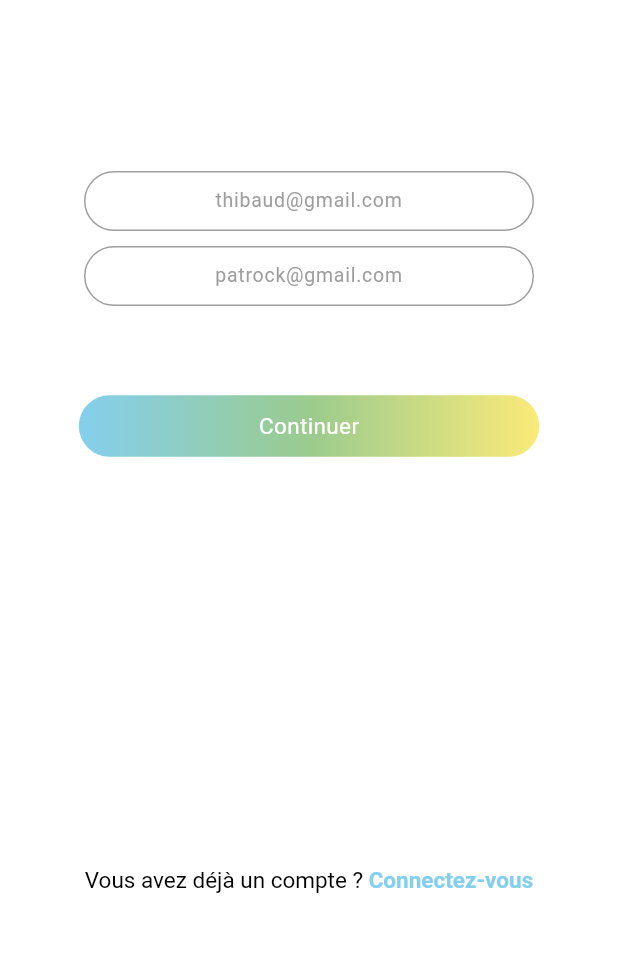
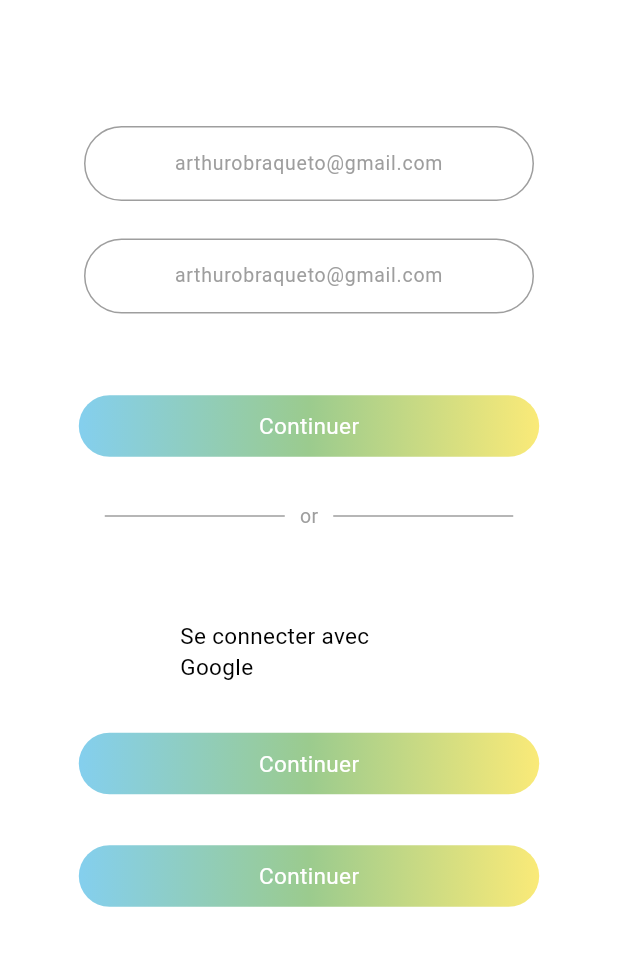
Before and after one commit to Killian-rx/Tymos, a Flutter app: the InscriptionPage screen opened by its route, on a phone screen of 412 x 824 dp, the part 267-1233 px from its top. Run offline on Flutter 3.47's test engine with Material 3 defaults, Android fonts, the phone set to English and light mode, and no system bars.

Commit message:
Update inscription_page.dart
Kiki

```diff
--- a/flutter_tymos/lib/pages/inscription_page.dart
+++ b/flutter_tymos/lib/pages/inscription_page.dart
@@ -12,8 +12,7 @@ class InscriptionPage extends StatelessWidget {
           Container(
             color: Colors.white,
           ),
-          Align(
-            // Logo
+          Align( // Logo
             alignment: Alignment.topCenter,
             child: Padding(
               padding: const EdgeInsets.only(top: 120),
@@ -35,37 +34,31 @@ class InscriptionPage extends StatelessWidget {
                   fontWeight: FontWeight.normal,
                 ),
               ),
-          )),
+            )
+          ),
           Container(
             width: 300,
             alignment: Alignment.center,
             child: Padding(
-              padding: const EdgeInsets.only(bottom: 200),
+              padding: const EdgeInsets.only(bottom: 250),
               child: Container(
-                height: 40, // Fixe la hauteur pour contrôler l'espace vertical
                 decoration: BoxDecoration(
-                  color: Colors.white, // Fond blanc
+                  color: Colors.white,
                   borderRadius: BorderRadius.circular(30),
                   border: Border.all(
                     color: Colors.grey, // Bordure noire
                     width: 1,
                   ),
                 ),
-                child: Center(
                 child: TextField(
                   textAlign: TextAlign.center,
                   decoration: InputDecoration(
-                        hintText: 'thibaud@gmail.com', // Texte indicatif
+                    hintText: 'arthurobraqueto@gmail.com', // Texte indicatif
                     border: InputBorder.none,
-                        isDense: true, // Réduit légèrement l'espace interne
-                        contentPadding:
-                            EdgeInsets.symmetric(vertical: 0), // Espace interne
-                        hintStyle: TextStyle(
-                            color: Colors.grey) // Pas de bordure interne
+                    contentPadding: EdgeInsets.symmetric(vertical: 5), // Espace interne
+                    hintStyle: TextStyle(color : Colors.grey) // Pas de bordure interne
                   ),
-                    style: TextStyle(
-                        fontSize: 13, color: Colors.black), // Texte noir
-                  ),
+                  style: TextStyle(fontSize: 13, color: Colors.black), // Texte noir
                 ),
               ),
             ),
@@ -76,7 +69,6 @@ class InscriptionPage extends StatelessWidget {
             child: Padding(
               padding: const EdgeInsets.only(bottom: 100),
               child: Container(
-                height: 40, // Fixe la hauteur pour contrôler l'espace vertical
                 decoration: BoxDecoration(
                   color: Colors.white, // Fond blanc
                   borderRadius: BorderRadius.circular(30),
@@ -85,21 +77,14 @@ class InscriptionPage extends StatelessWidget {
                     width: 1,
                   ),
                 ),
-                child: Center(
                 child: TextField(
                   textAlign: TextAlign.center,
                   decoration: InputDecoration(
-                        hintText: 'patrock@gmail.com', // Texte indicatif
+                    hintText: 'arthurobraqueto@gmail.com', // Texte indicatif
                     border: InputBorder.none,
-                        isDense: true, // Réduit légèrement l'espace interne
-                        contentPadding:
-                            EdgeInsets.symmetric(vertical: 0), // Espace interne
-                        hintStyle: TextStyle(
-                            color: Colors.grey) // Pas de bordure interne
+                    hintStyle: TextStyle(color : Colors.grey) // Pas de bordure interne
                   ),
-                    style: TextStyle(
-                        fontSize: 13, color: Colors.black), // Texte noir
-                  ),
+                  style: TextStyle(fontSize: 13, color: Colors.black), // Texte noir
                 ),
               ),
             ),
@@ -109,7 +94,8 @@ class InscriptionPage extends StatelessWidget {
             child: Padding(
               padding: const EdgeInsets.only(top: 100),
               child: GestureDetector(
-                      onTap: () {},
+                onTap: () {
+                },
                 child: Container(
                   decoration: BoxDecoration(
                     gradient: const LinearGradient(
@@ -121,8 +107,7 @@ class InscriptionPage extends StatelessWidget {
                     ),
                     borderRadius: BorderRadius.circular(30),
                   ),
-                        padding: const EdgeInsets.symmetric(
-                            horizontal: 120, vertical: 10),
+                  padding: const EdgeInsets.symmetric(horizontal: 120, vertical: 10),
                   child: const Text(
                     'Continuer',
                     style: TextStyle(
@@ -130,35 +115,116 @@ class InscriptionPage extends StatelessWidget {
                       color: Colors.white,
                     ),
                   ),
-                      )))),
+                )
+              )
+            )
+          ),
+          Padding(
+            padding: EdgeInsets.only(top: 220), // Décalage vers le bas
+            child: Row(
+              mainAxisAlignment: MainAxisAlignment.center, // Centre les éléments horizontalement
+              children: [
+                Container(
+                  width: 120,   // Largeur de la première barre
+                  height: 1,    // Hauteur de la barre
+                  color: Colors.grey,  // Couleur grise
+                ),
+                SizedBox(width: 10), // Espace entre la première barre et le texte
+                Text(
+                  'or',
+                  style: TextStyle(fontSize: 13, color: Colors.grey), // Style du texte "or"
+                ),
+                SizedBox(width: 10), // Espace entre le texte et la deuxième barre
+                Container(
+                  width: 120,   // Largeur de la deuxième barre
+                  height: 1,    // Hauteur de la barre
+                  color: Colors.grey,  // Couleur grise
+                ),
+              ],
+            ),
+          ),
           Align(
-            // Texte de connexion
-            alignment: Alignment.bottomCenter,
+            alignment: Alignment.center,
             child: Padding(
-                padding: const EdgeInsets.only(bottom: 50),
+              padding: const EdgeInsets.only(top: 400),
               child: GestureDetector(
                 onTap: () {
-                    Navigator.pushNamed(context, '/connexion');
                 },
-                  child: RichText(
-                    text: const TextSpan(
-                      text: "Vous avez déjà un compte ? ",
+                child: Container(
+                  decoration: BoxDecoration(
+                    borderRadius: BorderRadius.circular(30),
+                  ),
+                  padding: const EdgeInsets.symmetric(horizontal: 120, vertical: 10),
+                  child: const Text(
+                    'Se connecter avec Google',
                     style: TextStyle(
                       fontSize: 15,
                       color: Colors.black,
                     ),
-                      children: <TextSpan>[
-                        TextSpan(
-                          text: "Connectez-vous",
+                  ),
+                )
+              )
+            )
+          ),
+          Align(
+            alignment: Alignment.center,
+            child: Padding(
+              padding: const EdgeInsets.only(top: 550),
+              child: GestureDetector(
+                onTap: () {
+                },
+                child: Container(
+                  decoration: BoxDecoration(
+                    gradient: const LinearGradient(
+                      colors: [
+                        Color(0xFF84CFEE),
+                        Color(0xFF9BCB8E),
+                        Color(0xFFFAEA78),
+                      ],
+                    ),
+                    borderRadius: BorderRadius.circular(30),
+                  ),
+                  padding: const EdgeInsets.symmetric(horizontal: 120, vertical: 10),
+                  child: const Text(
+                    'Continuer',
                     style: TextStyle(
-                            color: Color(0xFF84CFEE),
-                            fontWeight: FontWeight.bold,
+                      fontSize: 15,
+                      color: Colors.white,
                     ),
                   ),
+                )
+              )
+            )
+          ),
+          Align(
+            alignment: Alignment.center,
+            child: Padding(
+              padding: const EdgeInsets.only(top: 700),
+              child: GestureDetector(
+                onTap: () {
+                },
+                child: Container(
+                  decoration: BoxDecoration(
+                    gradient: const LinearGradient(
+                      colors: [
+                        Color(0xFF84CFEE),
+                        Color(0xFF9BCB8E),
+                        Color(0xFFFAEA78),
                       ],
                     ),
+                    borderRadius: BorderRadius.circular(30),
                   ),
-                )),
+                  padding: const EdgeInsets.symmetric(horizontal: 120, vertical: 10),
+                  child: const Text(
+                    'Continuer',
+                    style: TextStyle(
+                      fontSize: 15,
+                      color: Colors.white,
+                    ),
+                  ),
+                )
+              )
+            )
           ),
         ],
       ),
```
Lines whose indentation alone changed are shown as unchanged.
